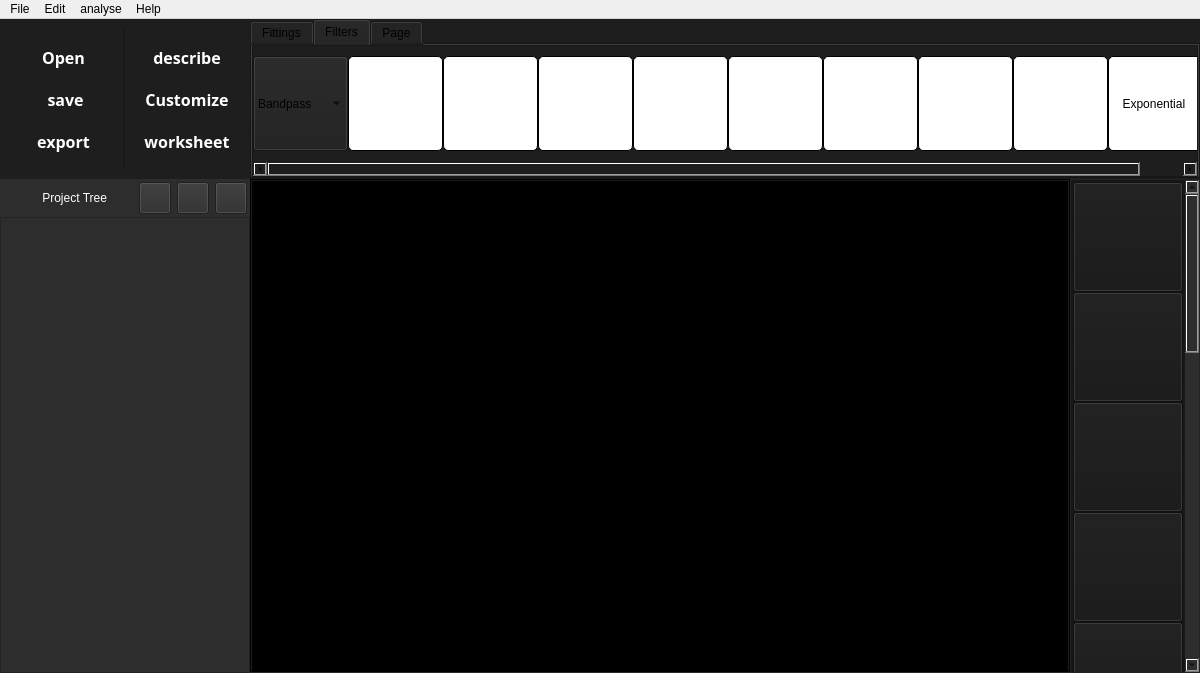
Meliani-Mehdi/Graphite_QT, file form.ui: the form before one commit.
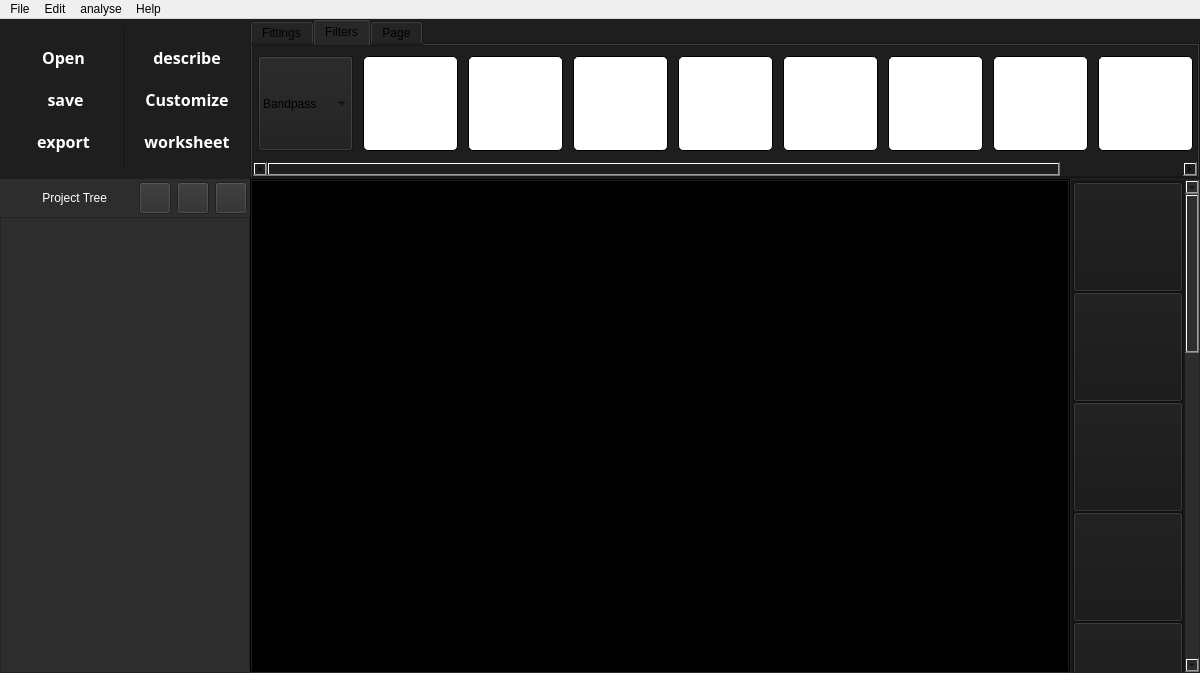
The form after the commit. Icons and pictures are not drawn.

```diff
--- a/form.ui
+++ b/form.ui
@@ -779,7 +779,7 @@
                    <rect>
                     <x>0</x>
                     <y>0</y>
-                    <width>1012</width>
+                    <width>1100</width>
                     <height>114</height>
                    </rect>
                   </property>
@@ -801,6 +801,21 @@
                    </property>
                    <item>
                     <layout class="QHBoxLayout" name="horizontalLayout_7">
+                     <property name="spacing">
+                      <number>10</number>
+                     </property>
+                     <property name="leftMargin">
+                      <number>5</number>
+                     </property>
+                     <property name="topMargin">
+                      <number>5</number>
+                     </property>
+                     <property name="rightMargin">
+                      <number>5</number>
+                     </property>
+                     <property name="bottomMargin">
+                      <number>5</number>
+                     </property>
                      <item>
                       <widget class="QComboBox" name="passe">
                        <property name="minimumSize">
@@ -1118,6 +1133,12 @@
                      </item>
                      <item>
                       <spacer name="horizontalSpacer_2">
+                       <property name="cursor">
+                        <cursorShape>PointingHandCursor</cursorShape>
+                       </property>
+                       <property name="orientation">
+                        <enum>Qt::Vertical</enum>
+                       </property>
                        <property name="sizeHint" stdset="0">
                         <size>
                          <width>40</width>
```
Left out of the diff: 55 changed lines with no effect on the pictures.
